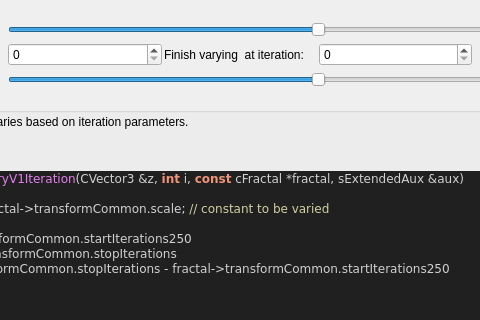
This is mandelbulber2/qt_data/fractal_transf_scale_varyV1.ui in buddhi1980/mandelbulber2 as Qt 5 draws it before an edit; both pictures show x 149 to 629 and y 0 to 320 of the 934 by 578 pixel window. The edited form follows.
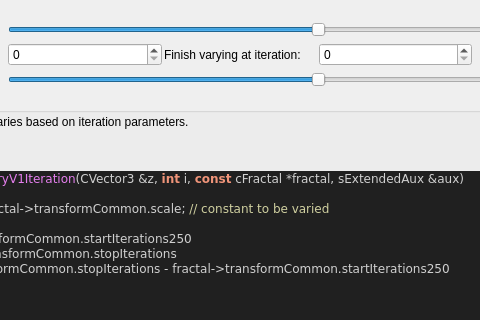
This is the edited form. Custom widgets are drawn as their Qt base class.

Diff of the .ui file:
```diff
--- a/mandelbulber2/qt_data/fractal_transf_scale_varyV1.ui
+++ b/mandelbulber2/qt_data/fractal_transf_scale_varyV1.ui
@@ -44,7 +44,7 @@
      <item row="1" column="2">
       <widget class="QLabel" name="label_169">
        <property name="text">
-        <string>Finish varying  at iteration:</string>
+        <string>Finish varying at iteration:</string>
        </property>
       </widget>
      </item>
```
